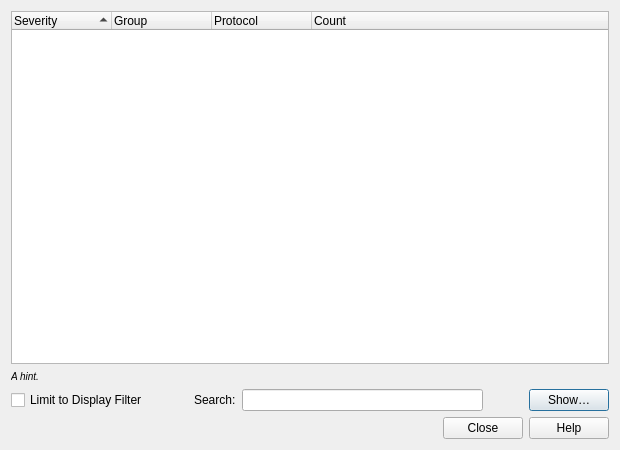
Old version of the form ui/qt/expert_info_dialog.ui in the repository openthread/wireshark.
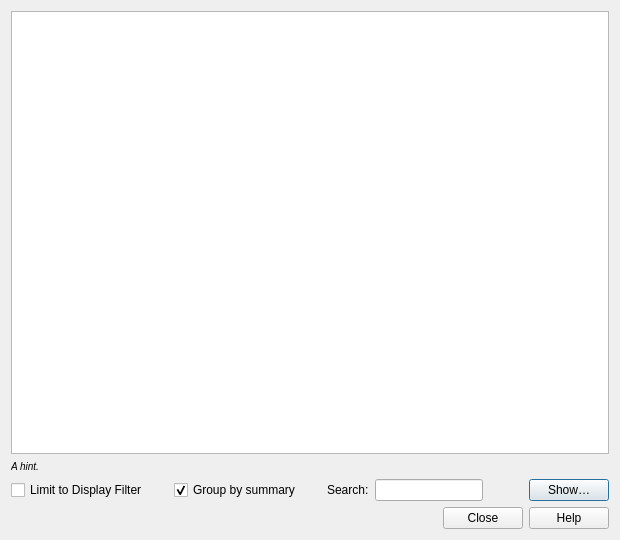
New version of the form. Custom widgets are drawn as their Qt base class.

```diff
--- a/ui/qt/expert_info_dialog.ui
+++ b/ui/qt/expert_info_dialog.ui
@@ -7,7 +7,7 @@
     <x>0</x>
     <y>0</y>
     <width>620</width>
-    <height>450</height>
+    <height>540</height>
    </rect>
   </property>
   <property name="windowTitle">
@@ -15,33 +15,13 @@
   </property>
   <layout class="QVBoxLayout" name="verticalLayout">
    <item>
-    <widget class="QTreeWidget" name="expertInfoTreeWidget">
+    <widget class="ExpertInfoTreeView" name="expertInfoTreeView">
      <property name="uniformRowHeights">
       <bool>true</bool>
      </property>
      <property name="sortingEnabled">
       <bool>true</bool>
      </property>
-     <column>
-      <property name="text">
-       <string>Severity</string>
-      </property>
-     </column>
-     <column>
-      <property name="text">
-       <string>Group</string>
-      </property>
-     </column>
-     <column>
-      <property name="text">
-       <string>Protocol</string>
-      </property>
-     </column>
-     <column>
-      <property name="text">
-       <string>Count</string>
-      </property>
-     </column>
     </widget>
    </item>
    <item>
@@ -52,7 +32,7 @@
     </widget>
    </item>
    <item>
-    <layout class="QHBoxLayout" name="horizontalLayout_2" stretch="0,0,0,1,0,0">
+    <layout class="QHBoxLayout" name="horizontalLayout_2" stretch="0,0,0,0,0,1,0,0">
      <item>
       <widget class="QCheckBox" name="limitCheckBox">
        <property name="text">
@@ -60,6 +40,29 @@
        </property>
       </widget>
      </item>
+     <item>
+      <spacer name="horizontalSpacer_2">
+       <property name="orientation">
+        <enum>Qt::Horizontal</enum>
+       </property>
+       <property name="sizeHint" stdset="0">
+        <size>
+         <width>20</width>
+         <height>20</height>
+        </size>
+       </property>
+      </spacer>
+     </item>
+     <item>
+      <widget class="QCheckBox" name="groupBySummaryCheckBox">
+       <property name="text">
+        <string>Group by summary</string>
+       </property>
+       <property name="checked">
+        <bool>true</bool>
+       </property>
+      </widget>
+     </item>
      <item>
       <spacer name="horizontalSpacer">
        <property name="orientation">
@@ -67,7 +70,7 @@
        </property>
        <property name="sizeHint" stdset="0">
         <size>
-         <width>40</width>
+         <width>20</width>
          <height>10</height>
         </size>
        </property>
@@ -185,6 +188,11 @@
    <extends>QLabel</extends>
    <header>elided_label.h</header>
   </customwidget>
+   <customwidget>
+     <class>ExpertInfoTreeView</class>
+     <extends>QTreeView</extends>
+     <header>widgets/expert_info_view.h</header>
+   </customwidget>
  </customwidgets>
  <resources/>
  <connections>
```
Left out of the diff: 24 changed lines with no effect on the pictures.
